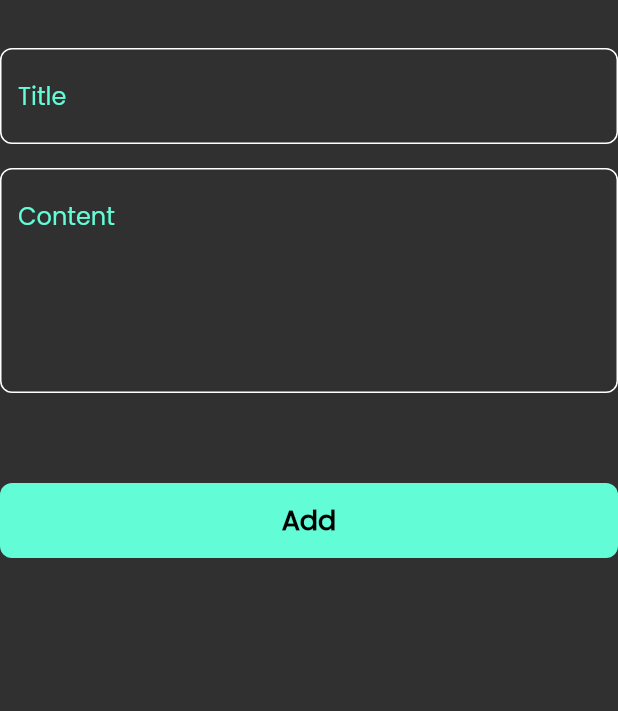
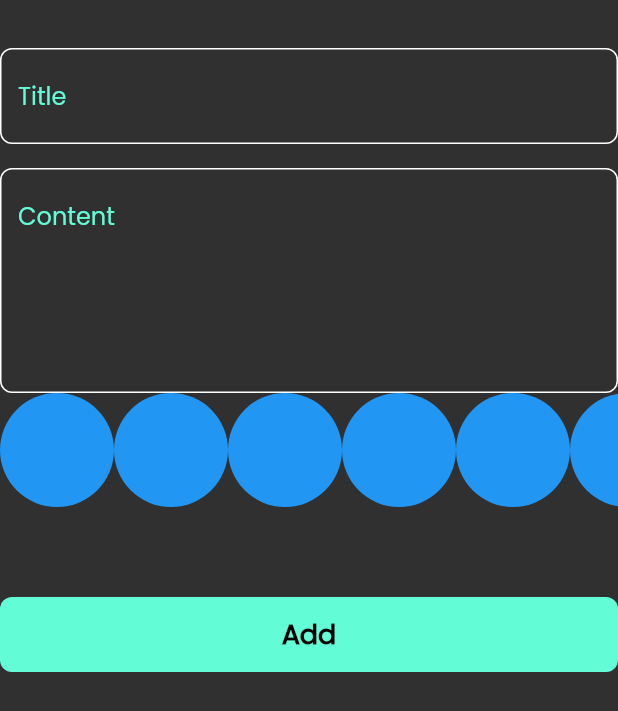
Before and after one commit to MohammedLaham/notes_app, a Flutter app: the AddNoteForm widget shown alone on an empty page, opened directly, on a phone screen of 412 x 824 dp. Shown: the top 711 px of the screen. Run offline on Flutter 3.47's test engine with Material 2 defaults, Android fonts, the phone set to English and light mode, and no system bars; our stand-ins replace flutter_bloc, font_awesome_flutter, hive, hive_flutter; accounts and stored records are empty.

Commit message:
create colors list view part one

```diff
--- a/lib/views/add_note_form.dart
+++ b/lib/views/add_note_form.dart
@@ -4,6 +4,7 @@ import 'package:intl/intl.dart';
 import 'package:note_app/cubits/add_note_cubit/add_note_cubit.dart';
 import 'package:note_app/cubits/add_note_cubit/add_note_state.dart';
 import 'package:note_app/models/note_model.dart';
+import 'package:note_app/views/colors_listview.dart';
 import 'package:note_app/views/custom_button.dart';
 import 'package:note_app/views/custom_textfield.dart';
 
@@ -44,6 +45,7 @@ class _AddNoteFormState extends State<AddNoteForm> {
             maxLines: 5,
             hint: 'Content',
           ),
+          const ColorListView(),
           const SizedBox(
             height: 60,
           ),
--- a/lib/views/add_note_modelsheet.dart
+++ b/lib/views/add_note_modelsheet.dart
@@ -29,7 +29,6 @@ class _AddNoteBottomSheetState extends State<AddNoteBottomSheet> {
               padding: EdgeInsets.only(left: 16,right: 16,
                   //عشان تعمل مسافة من تحت تكون هذه المسافة بحجم الكيبورد
                   bottom: MediaQuery.of(context).viewInsets.bottom),
-
               child:const SingleChildScrollView(child: AddNoteForm())),
         );
       }, listener: (context, state) {
--- /dev/null
+++ b/lib/views/colors_listview.dart
@@ -0,0 +1,29 @@
+import 'package:flutter/material.dart';
+
+class ColorItem extends StatelessWidget {
+  const ColorItem({Key? key}) : super(key: key);
+
+  @override
+  Widget build(BuildContext context) {
+    return const CircleAvatar(
+      radius: 38,
+      backgroundColor: Colors.blue,
+    );
+  }
+}
+class ColorListView extends StatelessWidget {
+  const ColorListView({Key? key}) : super(key: key);
+
+  @override
+  Widget build(BuildContext context) {
+    return SizedBox(
+      height: 38*2,
+      child:       ListView.builder(
+          itemCount: 10,
+          scrollDirection: Axis.horizontal,
+          itemBuilder: (context,index){
+            return const ColorItem();
+          })
+      ,);
+  }
+}
```
